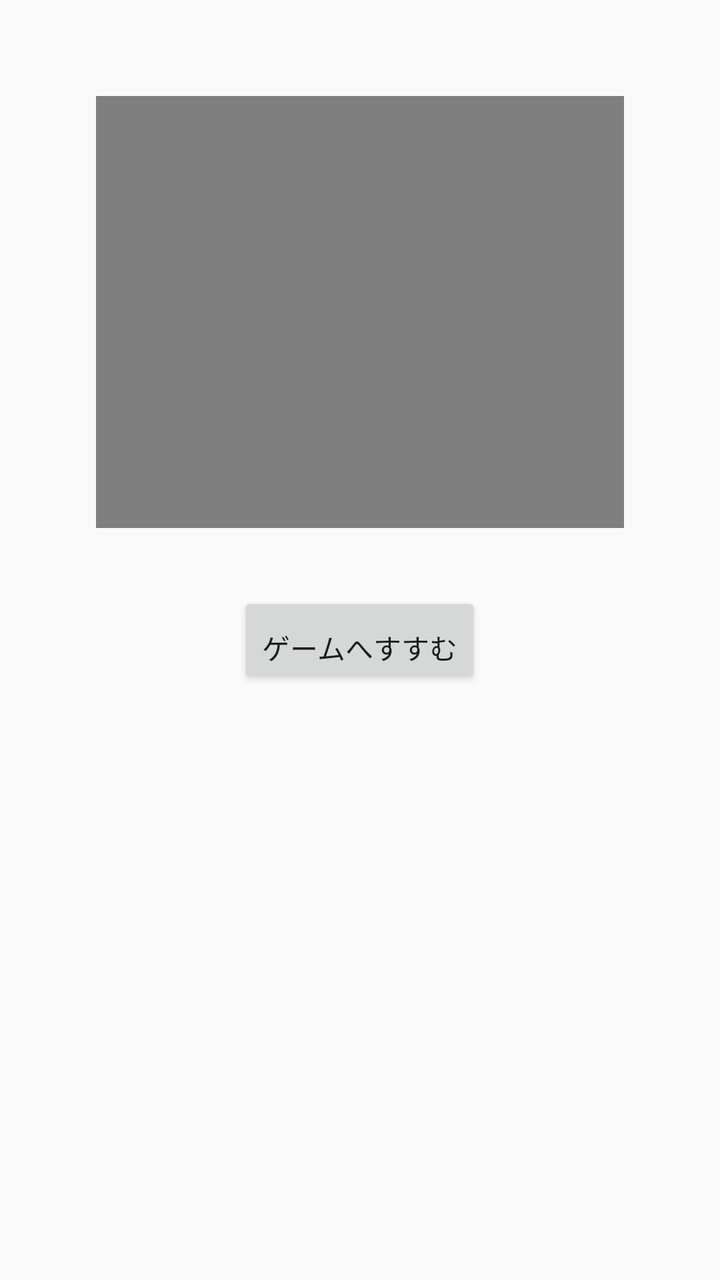
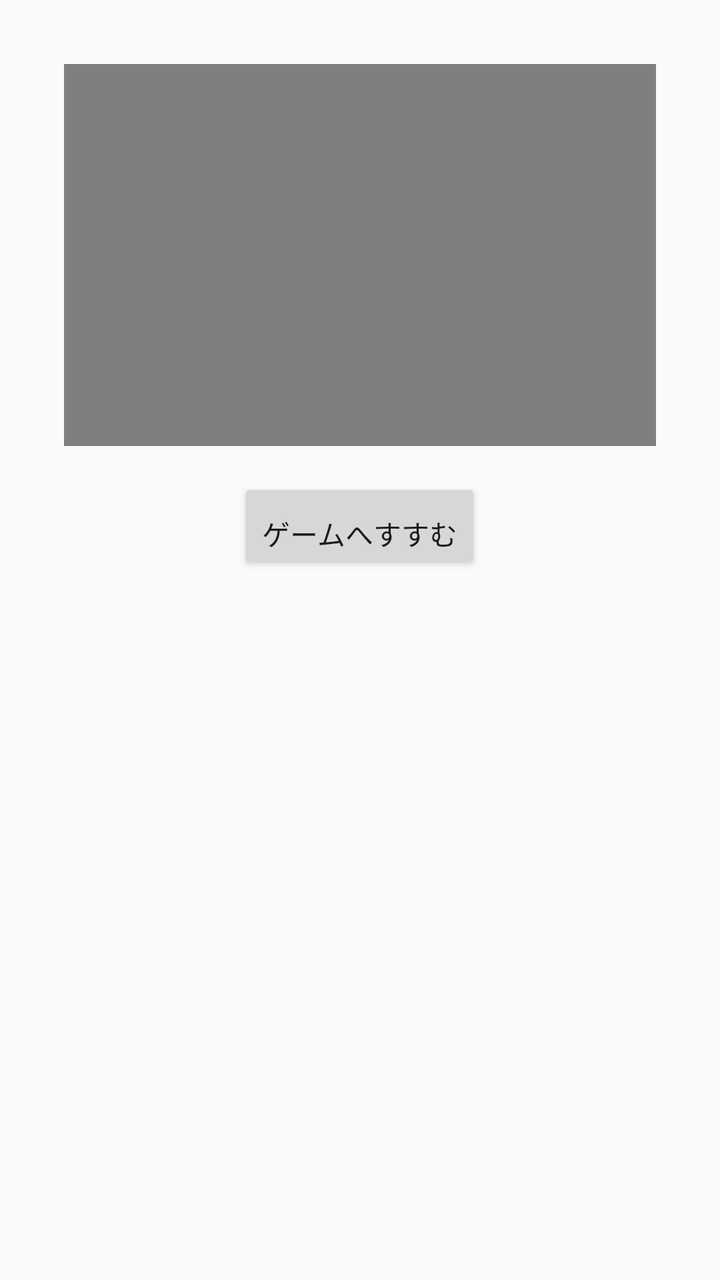

An Android layout rendered at two revisions. The XML below is the earlier revision; the diff shows what the commit changed to produce the second picture.
<!-- AndroidManifest.xml: application theme Theme.MyApplicationUI1 -->
<!-- res/layout/activity_gamevideo12.xml -->
<?xml version="1.0" encoding="utf-8"?>
<LinearLayout
    xmlns:android="http://schemas.android.com/apk/res/android"
    android:layout_width="match_parent"
    android:layout_height="match_parent"
    android:orientation="vertical"
    android:padding="16dp">

    <LinearLayout
        android:layout_width="wrap_content"
        android:layout_height="wrap_content"
        android:layout_gravity="center_horizontal"
        android:layout_margin="32dp">
        <VideoView
            android:id="@+id/videoView"
            android:layout_width="384dp"
            android:layout_height="216dp"
            android:layout_gravity="center_horizontal"/>
    </LinearLayout>
    <Button
        android:id="@+id/backToMenuButton"
        android:layout_width="wrap_content"
        android:layout_height="wrap_content"
        android:layout_gravity="center"
        android:gravity="bottom"
        android:text="ゲームへすすむ" />
</LinearLayout>
<!-- resources referenced by this layout -->
<resources>
  <style name="Theme.MyApplicationUI1" parent="Theme.AppCompat.Light.NoActionBar">
          
          <item name="colorPrimary">@color/grey</item>
      </style>
</resources>

<!-- the commit's change to res/layout/activity_gamevideo12.xml (unified diff, before → after) -->
@@ -10,12 +10,13 @@
         android:layout_width="wrap_content"
         android:layout_height="wrap_content"
         android:layout_gravity="center_horizontal"
-        android:layout_margin="32dp">
+        android:layout_margin="16dp">
+
         <VideoView
             android:id="@+id/videoView"
-            android:layout_width="384dp"
-            android:layout_height="216dp"
-            android:layout_gravity="center_horizontal"/>
+            android:layout_width="361dp"
+            android:layout_height="191dp"
+            android:layout_gravity="center_horizontal" />
     </LinearLayout>
     <Button
         android:id="@+id/backToMenuButton"
